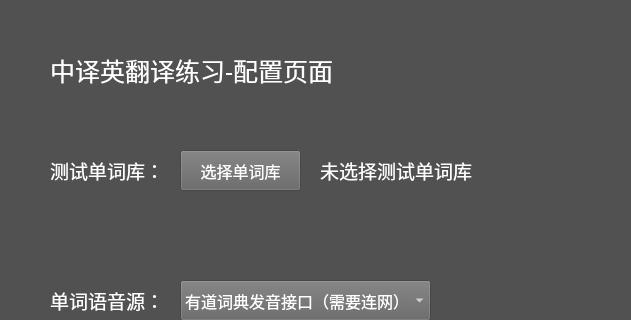
First picture: the form in SpellMenu.ui, repository liyuxuan2003/ParrotWords, before the edit; both pictures show x 0 to 631 and y 0 to 320 of the 1200 by 675 pixel window.
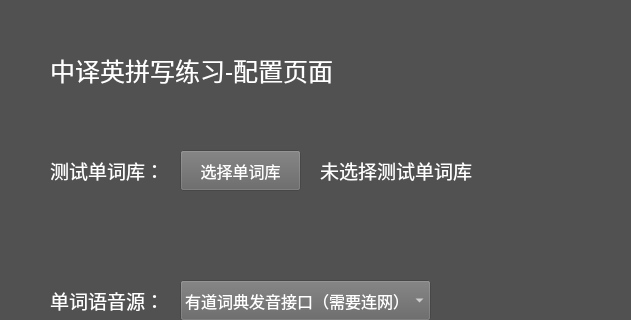
Second picture: the form after the edit.

Diff of the .ui file:
```diff
--- a/SpellMenu.ui
+++ b/SpellMenu.ui
@@ -57,7 +57,7 @@
     <string notr="true">color: rgb(255, 255, 255);</string>
    </property>
    <property name="text">
-    <string>中译英翻译练习-配置页面</string>
+    <string>中译英拼写练习-配置页面</string>
    </property>
   </widget>
   <widget class="QLabel" name="labelFailed">
```
